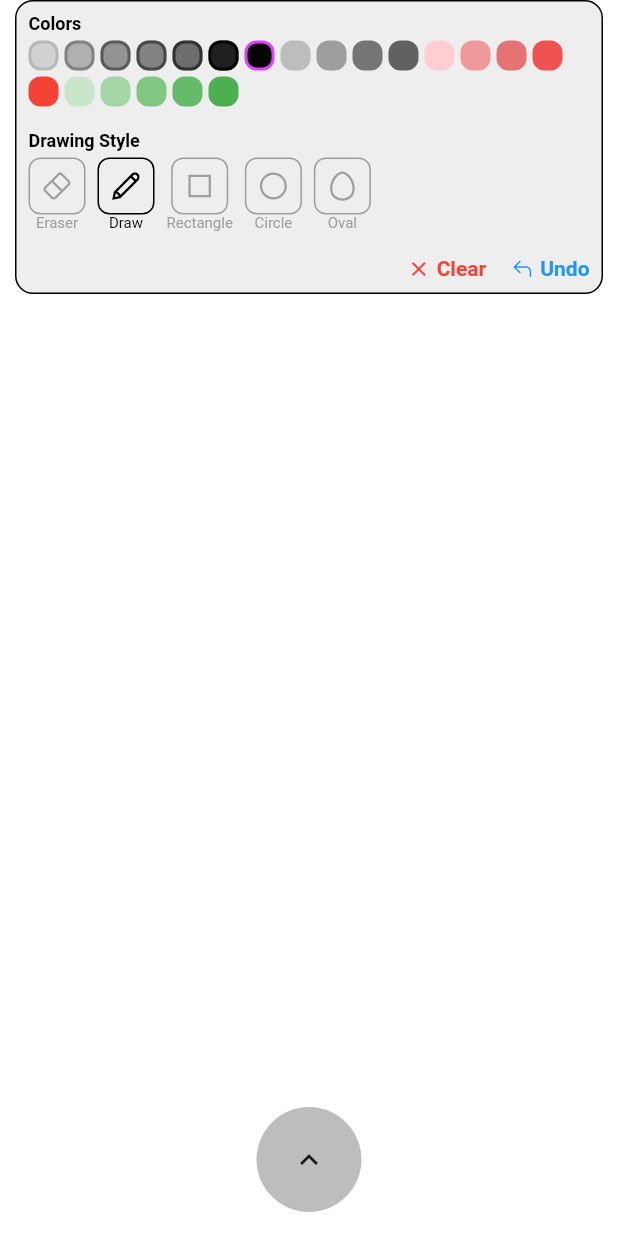
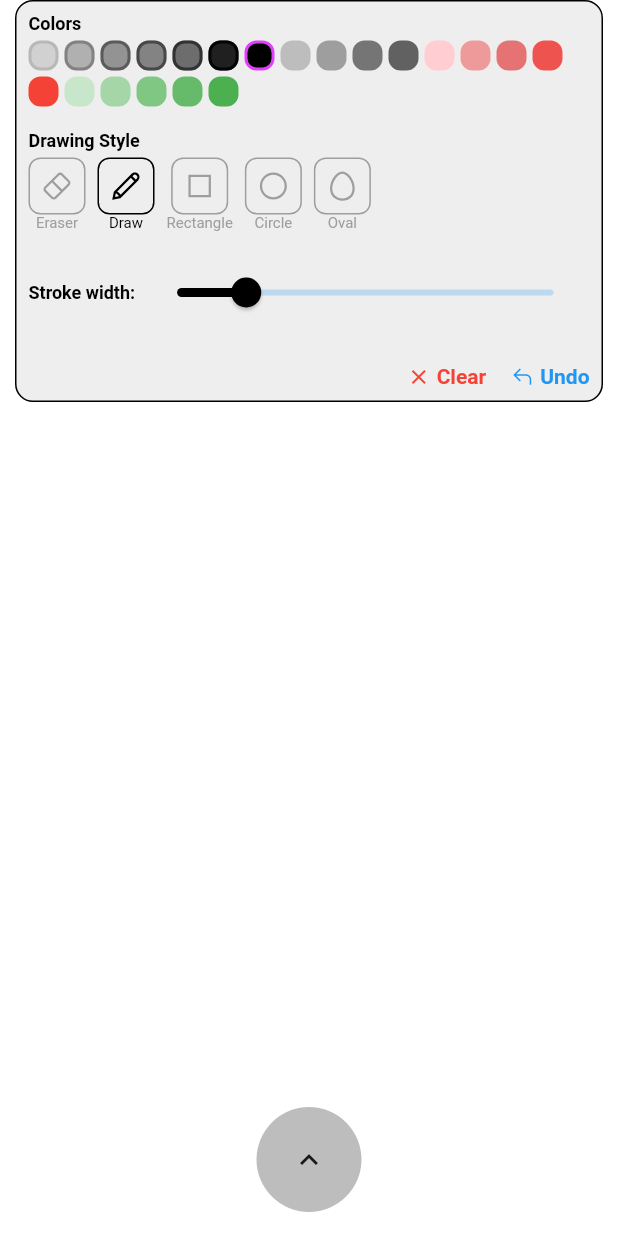
Before and after one commit to Karma-234/drawing_pad, a Flutter app: the screen it shows after launch, after a tap on "Clear", on a phone screen of 412 x 824 dp. Run offline on Flutter 3.47's test engine with Material 2 defaults, Android fonts, the light colour scheme and no system bars; our stand-ins replace flutter_hooks, line_icons; generated files the repository leaves out were written again.

Commit message:
Added slider for stroke width settings

```diff
--- a/lib/src/sample_feature/drawing_pad.dart
+++ b/lib/src/sample_feature/drawing_pad.dart
@@ -25,7 +25,7 @@ class DrawingPad extends HookWidget {
     final selectedrawingType = useState(DrawingType.scribble);
     final drawaingPadKey = GlobalKey();
     final strokeColor = useState(Colors.black);
-    final strokeWidth = useState(10);
+    final strokeWidth = useState<double>(10);
     final allDrawings = useState(<Drawing>[]);
     final activeDarwing = useState<Drawing?>(null);
     final animationController = useAnimationController(
@@ -125,6 +125,7 @@ class DrawingPad extends HookWidget {
                   Tween<Offset>(begin: const Offset(0, -1), end: Offset.zero)
                       .animate(animationController),
               child: CustomDrawingAppBar(
+                  strokeWidth: strokeWidth,
                   activeDraving: activeDarwing,
                   drawings: allDrawings,
                   strokeColor: strokeColor,
--- a/lib/src/shared_widgets/drawing_pallette.dart
+++ b/lib/src/shared_widgets/drawing_pallette.dart
@@ -13,12 +13,14 @@ class CustomDrawingAppBar extends StatelessWidget {
     required this.selectedrawingType,
     required this.drawings,
     required this.activeDraving,
+    required this.strokeWidth,
   });
 
   final ValueNotifier<Color> strokeColor;
   final ValueNotifier<DrawingType> selectedrawingType;
   final ValueNotifier<List<Drawing>> drawings;
   final ValueNotifier<Drawing?> activeDraving;
+  final ValueNotifier<double> strokeWidth;
 
   @override
   Widget build(BuildContext context) {
@@ -71,6 +73,33 @@ class CustomDrawingAppBar extends StatelessWidget {
               height: 16,
             ),
             Row(
+              children: [
+                const Text(
+                  'Stroke width:',
+                  textAlign: TextAlign.center,
+                  style: TextStyle(
+                      fontSize: 12,
+                      fontWeight: FontWeight.w600,
+                      color: Colors.black),
+                ),
+                const SizedBox(
+                  width: 4,
+                ),
+                Flexible(
+                  child: Slider.adaptive(
+                    min: 1,
+                    max: 50,
+                    activeColor: Colors.black,
+                    value: strokeWidth.value,
+                    onChanged: (value) => strokeWidth.value = value,
+                  ),
+                ),
+              ],
+            ),
+            const SizedBox(
+              height: 24,
+            ),
+            Row(
               mainAxisAlignment: MainAxisAlignment.end,
               children: [
                 AppIconWithtextButton(
@@ -78,8 +107,10 @@ class CustomDrawingAppBar extends StatelessWidget {
                   icon: Icons.clear,
                   text: 'Clear',
                   onTap: () {
-                    drawings.value = [];
-                    activeDraving.value = null;
+                    if (drawings.value.isNotEmpty) {
+                      drawings.value = [];
+                      activeDraving.value = null;
+                    }
                   },
                 ),
                 const SizedBox(
```
